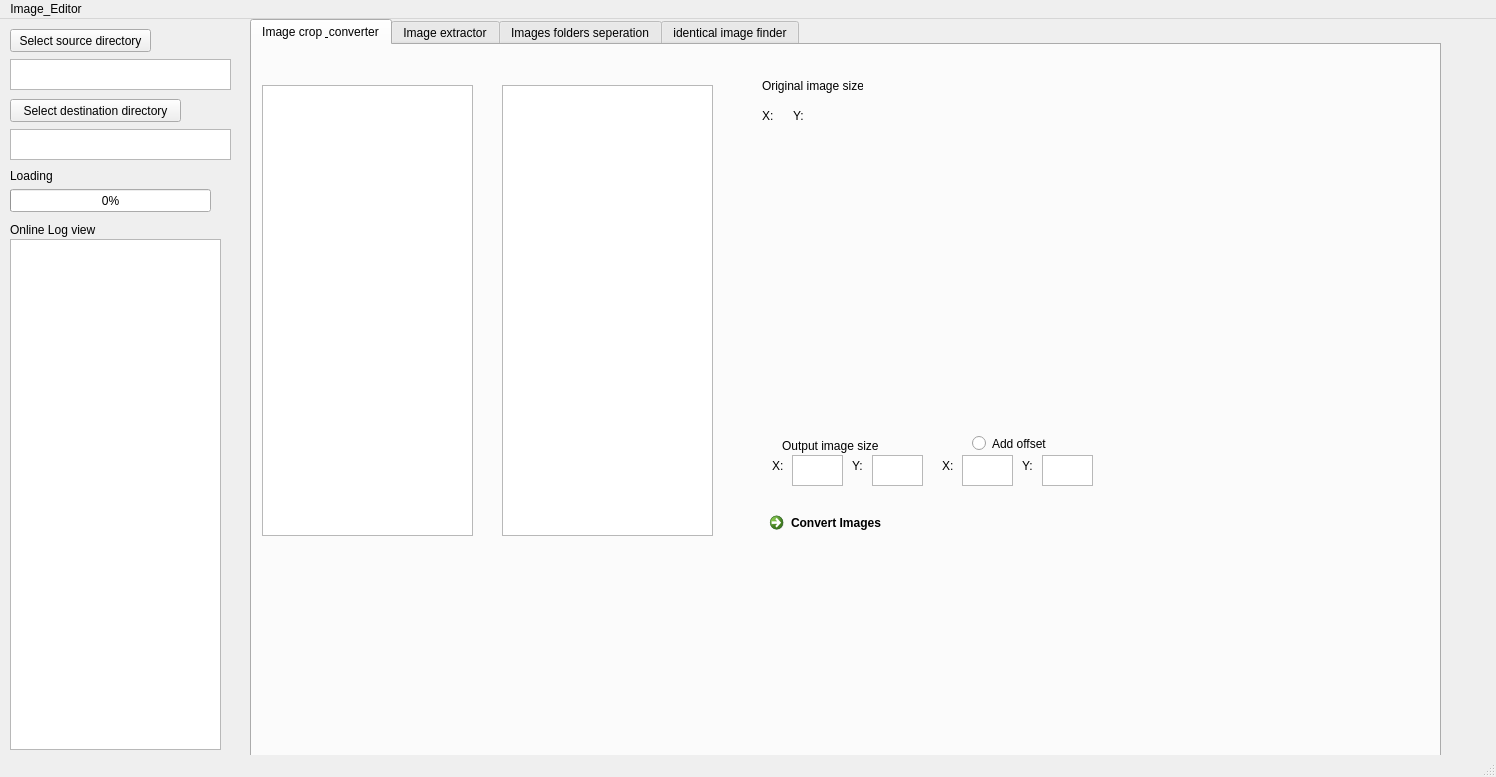
This is Image_utility_tool.ui in MaxXxIL/ADC-development as Qt 5 draws it before an edit. The edited form follows.
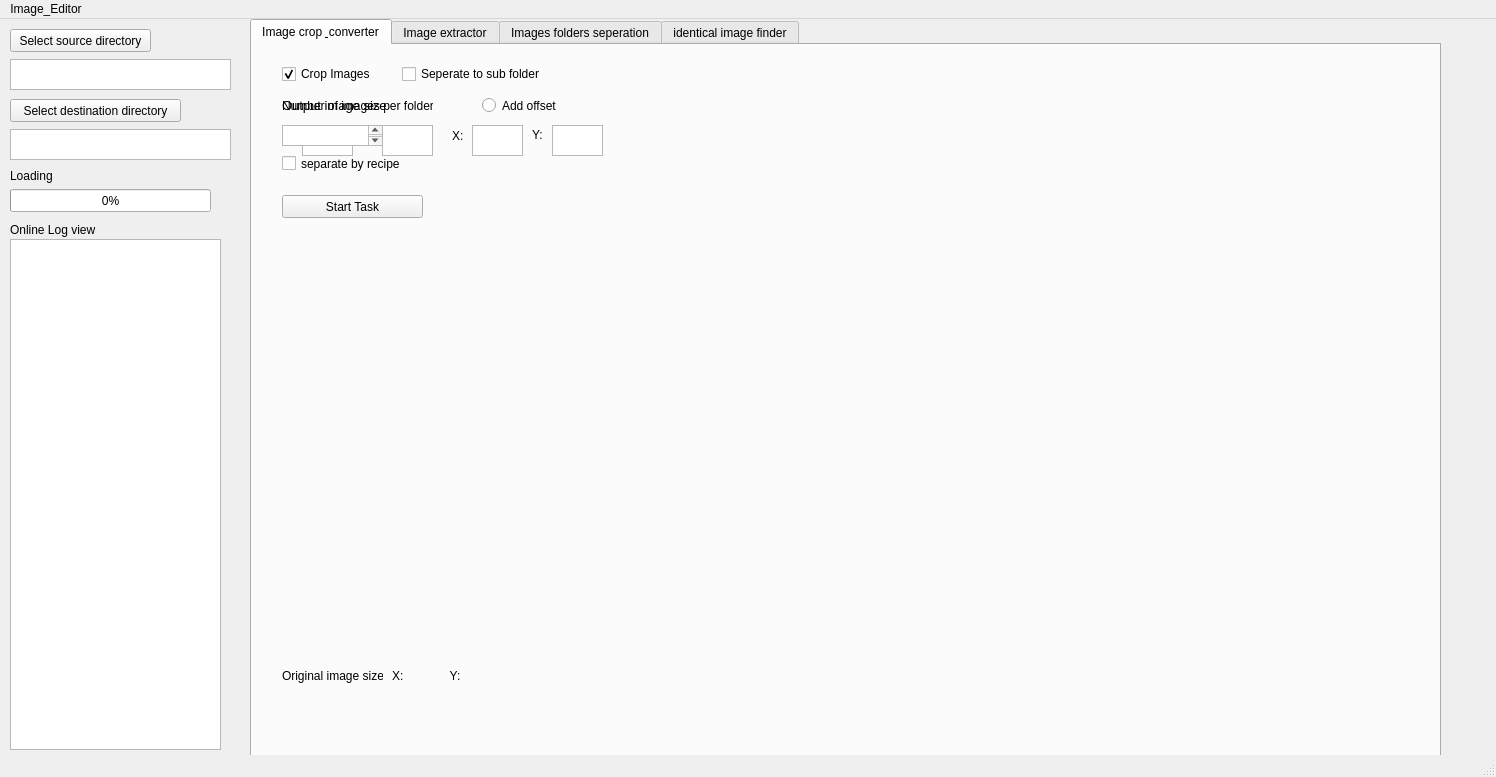
This is the edited form. The open tabs and pages were chosen to show the change.

Commit message: joined separation and cropping together

Patch:
```diff
--- a/Image_utility_tool.ui
+++ b/Image_utility_tool.ui
@@ -30,33 +30,13 @@
      <attribute name="title">
       <string>Image crop &amp; converter</string>
      </attribute>
-     <widget class="QListWidget" name="destination_listWidget">
-      <property name="geometry">
-       <rect>
-        <x>250</x>
-        <y>40</y>
-        <width>211</width>
-        <height>451</height>
-       </rect>
-      </property>
-     </widget>
-     <widget class="QListWidget" name="Source_listWidget">
-      <property name="geometry">
-       <rect>
-        <x>10</x>
-        <y>40</y>
-        <width>211</width>
-        <height>451</height>
-       </rect>
-      </property>
-     </widget>
      <widget class="QLabel" name="label_image">
       <property name="geometry">
        <rect>
-        <x>520</x>
-        <y>90</y>
-        <width>341</width>
-        <height>291</height>
+        <x>20</x>
+        <y>210</y>
+        <width>400</width>
+        <height>400</height>
        </rect>
       </property>
       <property name="text">
@@ -66,8 +46,8 @@
      <widget class="QLabel" name="label">
       <property name="geometry">
        <rect>
-        <x>510</x>
-        <y>30</y>
+        <x>30</x>
+        <y>620</y>
         <width>101</width>
         <height>21</height>
        </rect>
@@ -79,34 +59,21 @@
      <widget class="QLabel" name="Source_image_size">
       <property name="geometry">
        <rect>
-        <x>510</x>
-        <y>60</y>
-        <width>101</width>
+        <x>140</x>
+        <y>620</y>
+        <width>171</width>
         <height>21</height>
        </rect>
       </property>
       <property name="text">
-       <string>X:      Y:</string>
-      </property>
-     </widget>
-     <widget class="QCommandLinkButton" name="commandLinkButton">
-      <property name="geometry">
-       <rect>
-        <x>510</x>
-        <y>460</y>
-        <width>185</width>
-        <height>41</height>
-       </rect>
-      </property>
-      <property name="text">
-       <string>Convert Images</string>
+       <string>X:              Y:</string>
       </property>
      </widget>
      <widget class="QLabel" name="text2">
       <property name="geometry">
        <rect>
-        <x>520</x>
-        <y>410</y>
+        <x>30</x>
+        <y>80</y>
         <width>21</width>
         <height>21</height>
        </rect>
@@ -118,12 +85,17 @@
      <widget class="QLabel" name="label_2">
       <property name="geometry">
        <rect>
-        <x>530</x>
-        <y>390</y>
-        <width>101</width>
+        <x>30</x>
+        <y>50</y>
+        <width>151</width>
         <height>21</height>
        </rect>
       </property>
+      <property name="font">
+       <font>
+        <pointsize>10</pointsize>
+       </font>
+      </property>
       <property name="text">
        <string>Output image size</string>
       </property>
@@ -131,8 +103,8 @@
      <widget class="QLabel" name="text2_2">
       <property name="geometry">
        <rect>
-        <x>600</x>
-        <y>410</y>
+        <x>110</x>
+        <y>80</y>
         <width>21</width>
         <height>21</height>
        </rect>
@@ -144,8 +116,8 @@
      <widget class="QTextEdit" name="output_X_size">
       <property name="geometry">
        <rect>
-        <x>540</x>
-        <y>410</y>
+        <x>50</x>
+        <y>80</y>
         <width>51</width>
         <height>31</height>
        </rect>
@@ -154,8 +126,8 @@
      <widget class="QTextEdit" name="output_Y_size">
       <property name="geometry">
        <rect>
-        <x>620</x>
-        <y>410</y>
+        <x>130</x>
+        <y>80</y>
         <width>51</width>
         <height>31</height>
        </rect>
@@ -164,10 +136,10 @@
      <widget class="QRadioButton" name="radioButton">
       <property name="geometry">
        <rect>
-        <x>720</x>
-        <y>390</y>
+        <x>230</x>
+        <y>50</y>
         <width>91</width>
-        <height>17</height>
+        <height>21</height>
        </rect>
       </property>
       <property name="text">
@@ -177,8 +149,8 @@
      <widget class="QTextEdit" name="offset_y">
       <property name="geometry">
        <rect>
-        <x>790</x>
-        <y>410</y>
+        <x>300</x>
+        <y>80</y>
         <width>51</width>
         <height>31</height>
        </rect>
@@ -187,10 +159,10 @@
      <widget class="QLabel" name="y_offset_text">
       <property name="geometry">
        <rect>
-        <x>770</x>
-        <y>410</y>
-        <width>21</width>
-        <height>21</height>
+        <x>280</x>
+        <y>80</y>
+        <width>31</width>
+        <height>20</height>
        </rect>
       </property>
       <property name="text">
@@ -200,8 +172,8 @@
      <widget class="QTextEdit" name="offset_x">
       <property name="geometry">
        <rect>
-        <x>710</x>
-        <y>410</y>
+        <x>220</x>
+        <y>80</y>
         <width>51</width>
         <height>31</height>
        </rect>
@@ -210,8 +182,8 @@
      <widget class="QLabel" name="x_offset_text">
       <property name="geometry">
        <rect>
-        <x>690</x>
-        <y>410</y>
+        <x>200</x>
+        <y>80</y>
         <width>21</width>
         <height>21</height>
        </rect>
@@ -220,6 +192,87 @@
        <string>X: </string>
       </property>
      </widget>
+     <widget class="QPushButton" name="Star_seperate">
+      <property name="geometry">
+       <rect>
+        <x>30</x>
+        <y>150</y>
+        <width>141</width>
+        <height>23</height>
+       </rect>
+      </property>
+      <property name="text">
+       <string>Start Task</string>
+      </property>
+     </widget>
+     <widget class="QCheckBox" name="Recipe_seperate">
+      <property name="geometry">
+       <rect>
+        <x>30</x>
+        <y>110</y>
+        <width>131</width>
+        <height>17</height>
+       </rect>
+      </property>
+      <property name="text">
+       <string>separate by recipe</string>
+      </property>
+     </widget>
+     <widget class="QLabel" name="label_3">
+      <property name="geometry">
+       <rect>
+        <x>30</x>
+        <y>50</y>
+        <width>151</width>
+        <height>21</height>
+       </rect>
+      </property>
+      <property name="text">
+       <string>Number of images per folder</string>
+      </property>
+     </widget>
+     <widget class="QPlainTextEdit" name="plainTextEdit">
+      <property name="geometry">
+       <rect>
+        <x>30</x>
+        <y>80</y>
+        <width>101</width>
+        <height>21</height>
+       </rect>
+      </property>
+     </widget>
+     <widget class="QCheckBox" name="Crop_checkbox">
+      <property name="enabled">
+       <bool>true</bool>
+      </property>
+      <property name="geometry">
+       <rect>
+        <x>30</x>
+        <y>20</y>
+        <width>101</width>
+        <height>18</height>
+       </rect>
+      </property>
+      <property name="text">
+       <string>Crop Images</string>
+      </property>
+      <property name="checked">
+       <bool>true</bool>
+      </property>
+     </widget>
+     <widget class="QCheckBox" name="seperate_checkbox">
+      <property name="geometry">
+       <rect>
+        <x>150</x>
+        <y>20</y>
+        <width>141</width>
+        <height>18</height>
+       </rect>
+      </property>
+      <property name="text">
+       <string>Seperate to sub folder</string>
+      </property>
+     </widget>
     </widget>
     <widget class="QWidget" name="image_extractor_tab">
      <attribute name="title">
@@ -347,68 +400,6 @@
      <attribute name="title">
       <string>Images folders seperation</string>
      </attribute>
-     <widget class="QLabel" name="label_3">
-      <property name="geometry">
-       <rect>
-        <x>60</x>
-        <y>20</y>
-        <width>101</width>
-        <height>21</height>
-       </rect>
-      </property>
-      <property name="text">
-       <string>Folder images size</string>
-      </property>
-     </widget>
-     <widget class="QPushButton" name="Star_seperate">
-      <property name="geometry">
-       <rect>
-        <x>60</x>
-        <y>60</y>
-        <width>141</width>
-        <height>23</height>
-       </rect>
-      </property>
-      <property name="text">
-       <string>Start seperating</string>
-      </property>
-     </widget>
-     <widget class="QPlainTextEdit" name="plainTextEdit">
-      <property name="geometry">
-       <rect>
-        <x>60</x>
-        <y>40</y>
-        <width>141</width>
-        <height>21</height>
-       </rect>
-      </property>
-     </widget>
-     <widget class="QPlainTextEdit" name="plainTextEdit_2">
-      <property name="geometry">
-       <rect>
-        <x>60</x>
-        <y>80</y>
-        <width>141</width>
-        <height>31</height>
-       </rect>
-      </property>
-      <property name="plainText">
-       <string>Ready to use</string>
-      </property>
-     </widget>
-     <widget class="QCheckBox" name="checkBox">
-      <property name="geometry">
-       <rect>
-        <x>60</x>
-        <y>130</y>
-        <width>131</width>
-        <height>17</height>
-       </rect>
-      </property>
-      <property name="text">
-       <string>separate by recipe</string>
-      </property>
-     </widget>
     </widget>
     <widget class="QWidget" name="duplicate_tab">
      <attribute name="title">
```
Left out of the diff: 2 changed lines with no effect on the pictures. The commit also changes 2 other files.
